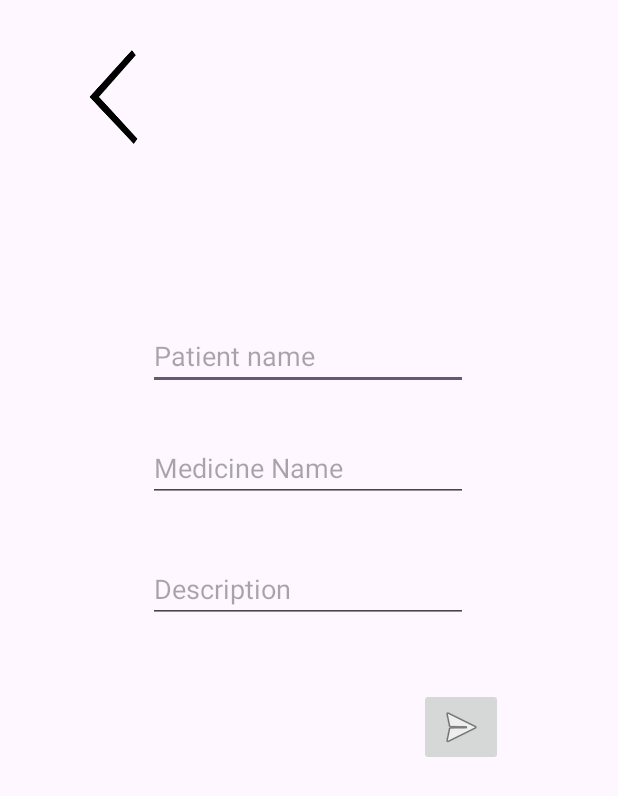
After one commit to Sting421/ConDoctor, an Android app: the Prescription screen opened directly, with no data from a screen before it, on a phone screen of 412 x 824 dp. The commit adds this screen. Shown: the top 796 px of the screen. Run offline under Robolectric (Android 15) with nearby library versions, the phone set to English and light mode, and no system bars.

Commit message:
prescription Added

```diff
--- a/app/src/main/AndroidManifest.xml
+++ b/app/src/main/AndroidManifest.xml
@@ -12,6 +12,9 @@
         android:supportsRtl="true"
         android:theme="@style/Theme.RawDB"
         tools:targetApi="31">
+        <activity
+            android:name=".Prescription"
+            android:exported="false" />
         <activity
             android:name=".Register"
             android:exported="false" />
--- /dev/null
+++ b/app/src/main/java/com/example/rawdb/Prescription.java
@@ -0,0 +1,82 @@
+package com.example.rawdb;
+
+import android.content.Intent;
+import android.os.Bundle;
+import android.view.View;
+import android.widget.EditText;
+import android.widget.ImageButton;
+import android.widget.Toast;
+
+import androidx.activity.EdgeToEdge;
+import androidx.appcompat.app.AppCompatActivity;
+import androidx.core.graphics.Insets;
+import androidx.core.view.ViewCompat;
+import androidx.core.view.WindowInsetsCompat;
+
+public class Prescription extends AppCompatActivity {
+
+    ImageButton backButton, sendButton;
+    EditText medicineName,patientName,description;
+
+    @Override
+    protected void onCreate(Bundle savedInstanceState) {
+        super.onCreate(savedInstanceState);
+        EdgeToEdge.enable(this);
+        setContentView(R.layout.activity_prescription);
+        ViewCompat.setOnApplyWindowInsetsListener(findViewById(R.id.main), (v, insets) -> {
+            Insets systemBars = insets.getInsets(WindowInsetsCompat.Type.systemBars());
+            v.setPadding(systemBars.left, systemBars.top, systemBars.right, systemBars.bottom);
+            return insets;
+        });
+        backButton = findViewById(R.id.preBackBtn);
+        sendButton = findViewById(R.id.preSendBtn);
+
+        medicineName = findViewById(R.id.presMedicine);
+        patientName = findViewById(R.id.presPatientName);
+        description = findViewById(R.id.presDescription);
+
+        Intent myIntent = getIntent();
+        User userpassed = (User) myIntent.getSerializableExtra("object");
+
+
+        backButton.setOnClickListener(new View.OnClickListener() {
+            @Override
+            public void onClick(View view) {
+                Intent intent = new Intent(Prescription.this, Dashboard_Act.class);
+                intent.putExtra("object", userpassed);
+                startActivity(intent);
+                finish();
+            }
+
+
+        });
+        sendButton.setOnClickListener(new View.OnClickListener() {
+            @Override
+            public void onClick(View view) {
+                MyDatabaseHelper myDB = new MyDatabaseHelper(Prescription.this);
+
+
+               if(myDB.patientChecker(patientName.getText().toString(), userpassed.getUsername())){
+                  Intent intent = new Intent(Prescription.this, Dashboard_Act.class);
+                   intent.putExtra("object", userpassed);
+
+                   Toast.makeText(Prescription.this, "Prescription Sent Successfully", Toast.LENGTH_SHORT).show();
+                   try {
+                       Thread.sleep(500);
+                   } catch (InterruptedException e) {
+                       throw new RuntimeException(e);
+                   }
+                   startActivity(intent);
+                   finish();
+               }
+
+               else{
+                   Toast.makeText(Prescription.this, "No patient Found", Toast.LENGTH_SHORT).show();
+               }
+            }
+
+
+        });
+
+    }
+}
--- a/app/src/main/res/layout/activity_dashboard.xml
+++ b/app/src/main/res/layout/activity_dashboard.xml
@@ -186,7 +186,7 @@
                     android:orientation="horizontal">
 
                     <ImageButton
-                        android:id="@+id/imageButton5"
+                        android:id="@+id/dashPrescription"
                         android:layout_width="wrap_content"
                         android:layout_height="wrap_content"
                         android:layout_weight="1"
--- /dev/null
+++ b/app/src/main/res/layout/activity_prescription.xml
@@ -0,0 +1,80 @@
+<?xml version="1.0" encoding="utf-8"?>
+<androidx.constraintlayout.widget.ConstraintLayout xmlns:android="http://schemas.android.com/apk/res/android"
+    xmlns:app="http://schemas.android.com/apk/res-auto"
+    xmlns:tools="http://schemas.android.com/tools"
+    android:id="@+id/main"
+    android:layout_width="match_parent"
+    android:layout_height="match_parent"
+    tools:context=".Prescription">
+
+    <EditText
+        android:id="@+id/presPatientName"
+        android:layout_width="wrap_content"
+        android:layout_height="wrap_content"
+        android:ems="10"
+        android:inputType="text"
+        android:hint="Patient name"
+        app:layout_constraintBottom_toBottomOf="parent"
+        app:layout_constraintEnd_toEndOf="parent"
+        app:layout_constraintHorizontal_bias="0.497"
+        app:layout_constraintStart_toStartOf="parent"
+        app:layout_constraintTop_toTopOf="parent"
+        app:layout_constraintVertical_bias="0.276" />
+
+    <EditText
+        android:id="@+id/presDescription"
+        android:layout_width="wrap_content"
+        android:layout_height="wrap_content"
+        android:ems="10"
+        android:gravity="start|top"
+        android:hint="Description"
+        android:inputType="textMultiLine"
+        app:layout_constraintBottom_toBottomOf="parent"
+        app:layout_constraintEnd_toEndOf="parent"
+        app:layout_constraintHorizontal_bias="0.497"
+        app:layout_constraintStart_toStartOf="parent"
+        app:layout_constraintTop_toBottomOf="@+id/presMedicine"
+        app:layout_constraintVertical_bias="0.08" />
+
+    <ImageButton
+        android:id="@+id/preSendBtn"
+        android:layout_width="wrap_content"
+        android:layout_height="wrap_content"
+        app:layout_constraintBottom_toBottomOf="parent"
+        app:layout_constraintEnd_toEndOf="parent"
+        app:layout_constraintHorizontal_bias="0.785"
+        app:layout_constraintStart_toStartOf="parent"
+        app:layout_constraintTop_toTopOf="parent"
+        app:layout_constraintVertical_bias="0.594"
+        app:srcCompat="@android:drawable/ic_menu_send" />
+
+    <EditText
+        android:id="@+id/presMedicine"
+        android:layout_width="wrap_content"
+        android:layout_height="wrap_content"
+        android:layout_marginTop="24dp"
+        android:ems="10"
+        android:hint="Medicine Name"
+        android:inputType="text"
+        app:layout_constraintBottom_toBottomOf="parent"
+        app:layout_constraintEnd_toEndOf="parent"
+        app:layout_constraintHorizontal_bias="0.497"
+        app:layout_constraintStart_toStartOf="parent"
+        app:layout_constraintTop_toTopOf="parent"
+        app:layout_constraintVertical_bias="0.352" />
+
+    <ImageButton
+        android:id="@+id/preBackBtn"
+        android:layout_width="63dp"
+        android:layout_height="68dp"
+        android:background="@android:color/transparent"
+        android:scaleType="fitXY"
+        app:layout_constraintBottom_toBottomOf="parent"
+        app:layout_constraintEnd_toEndOf="parent"
+        app:layout_constraintHorizontal_bias="0.126"
+        app:layout_constraintStart_toStartOf="parent"
+        app:layout_constraintTop_toTopOf="parent"
+        app:layout_constraintVertical_bias="0.041"
+        app:srcCompat="@drawable/addbackbutton"
+        tools:srcCompat="@drawable/addbackbutton" />
+</androidx.constraintlayout.widget.ConstraintLayout>
```
Also changed, not shown: app/src/main/java/com/example/rawdb/AddActivity.java (+15 -0 lines), app/src/main/java/com/example/rawdb/Dashboard_Act.java (+17 -1 lines), app/src/main/java/com/example/rawdb/DoctorProfile.java (+16 -1 lines), app/src/main/java/com/example/rawdb/MyDatabaseHelper.java (+13 -0 lines), app/src/main/res/layout/activity_add.xml (+15 -0 lines), app/src/main/res/layout/activity_doctor_profile.xml (+6 -4 lines), app/src/main/res/drawable/addbackbutton.png (added), app/src/main/res/drawable/backbutton.png (added).
